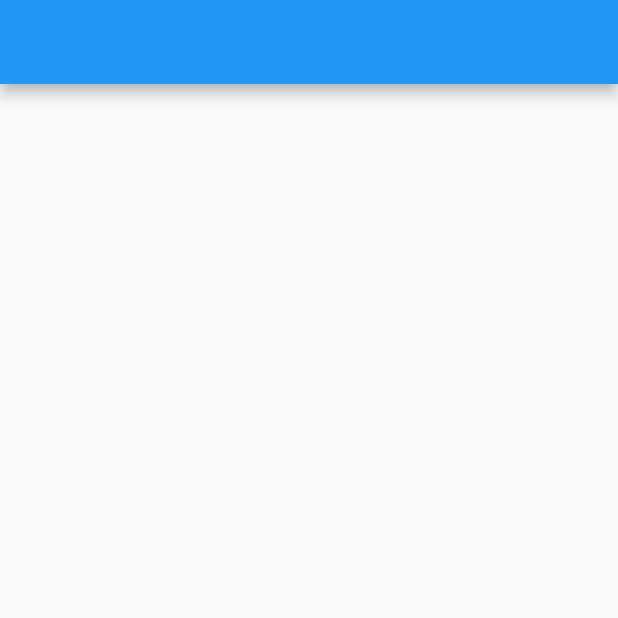
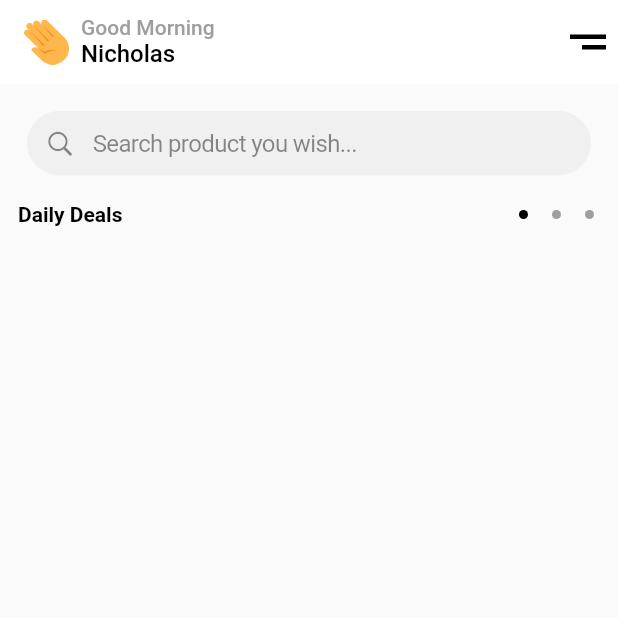
Before and after one commit to mhrhabib/mhrhabib39, a Flutter app: the screen it shows after launch, on a phone screen of 412 x 824 dp, the top half of it. Run offline on Flutter 3.47's test engine with Material 2 defaults, Android fonts, the phone set to English and light mode, and no system bars.

Commit message:
appbar search

```diff
--- a/lib/pages/landing_page.dart
+++ b/lib/pages/landing_page.dart
@@ -1,4 +1,7 @@
 import 'package:flutter/material.dart';
+import 'package:mhrhabib39/widgets/custom_app_bar.dart';
+import 'package:mhrhabib39/widgets/custom_search_field.dart';
+import 'package:mhrhabib39/widgets/cutom_row.dart';
 
 class LandingPage extends StatelessWidget {
   const LandingPage({Key? key}) : super(key: key);
@@ -6,7 +9,19 @@ class LandingPage extends StatelessWidget {
   @override
   Widget build(BuildContext context) {
     return Scaffold(
-      appBar: AppBar(),
+      body: Column(
+        children: const [
+          CustomAppBar(),
+          Padding(
+            padding: EdgeInsets.all(18.0),
+            child: CustomSerchField(),
+          ),
+          Padding(
+            padding: EdgeInsets.only(left: 12.0),
+            child: CustomRow(),
+          ),
+        ],
+      ),
     );
   }
 }
--- /dev/null
+++ b/lib/widgets/custom_app_bar.dart
@@ -0,0 +1,62 @@
+import 'package:flutter/material.dart';
+
+class CustomAppBar extends StatelessWidget {
+  const CustomAppBar({Key? key}) : super(key: key);
+
+  @override
+  Widget build(BuildContext context) {
+    return AppBar(
+      backgroundColor: Colors.white,
+      elevation: 0,
+      title: Row(
+        children: [
+          Image.asset(
+            'assets/images/anHand.png',
+            height: 30,
+            width: 30,
+          ),
+          const SizedBox(width: 8),
+          Column(
+            crossAxisAlignment: CrossAxisAlignment.start,
+            children: const [
+              Text(
+                'Good Morning',
+                style: TextStyle(
+                  color: Colors.grey,
+                  fontSize: 14,
+                ),
+              ),
+              Text(
+                'Nicholas',
+                style: TextStyle(
+                  color: Colors.black,
+                  fontSize: 16,
+                ),
+              ),
+            ],
+          ),
+        ],
+      ),
+      actions: [
+        Column(
+          mainAxisAlignment: MainAxisAlignment.center,
+          crossAxisAlignment: CrossAxisAlignment.end,
+          children: [
+            Container(
+              width: 24,
+              height: 3,
+              color: Colors.black,
+            ),
+            const SizedBox(height: 4),
+            Container(
+              width: 16,
+              height: 3,
+              color: Colors.black,
+            ),
+          ],
+        ),
+        const SizedBox(width: 8),
+      ],
+    );
+  }
+}
--- /dev/null
+++ b/lib/widgets/custom_deals.dart
@@ -0,0 +1,20 @@
+import 'package:flutter/material.dart';
+
+class CustomDeals extends StatelessWidget {
+  const CustomDeals({Key? key}) : super(key: key);
+
+  @override
+  Widget build(BuildContext context) {
+    return LayoutBuilder(
+      builder: (context, constraints) {
+        final height = constraints.maxHeight * 0.60;
+        final width = constraints.maxWidth * 0.70;
+        return Container(
+          height: height,
+          width: width,
+          color: Colors.orange,
+        );
+      },
+    );
+  }
+}
--- /dev/null
+++ b/lib/widgets/custom_search_field.dart
@@ -0,0 +1,21 @@
+import 'package:flutter/cupertino.dart';
+
+class CustomSerchField extends StatelessWidget {
+  const CustomSerchField({Key? key}) : super(key: key);
+
+  @override
+  Widget build(BuildContext context) {
+    return CupertinoSearchTextField(
+      prefixInsets: const EdgeInsets.only(left: 12),
+      padding: const EdgeInsets.all(12),
+      placeholder: 'Search product you wish...',
+      style: const TextStyle(
+        fontSize: 16,
+      ),
+      decoration: BoxDecoration(
+        color: const Color(0xFFF0F0F0),
+        borderRadius: BorderRadius.circular(25),
+      ),
+    );
+  }
+}
--- /dev/null
+++ b/lib/widgets/cutom_row.dart
@@ -0,0 +1,42 @@
+import 'package:flutter/material.dart';
+
+class CustomRow extends StatelessWidget {
+  const CustomRow({Key? key}) : super(key: key);
+
+  @override
+  Widget build(BuildContext context) {
+    return Row(
+      mainAxisAlignment: MainAxisAlignment.spaceBetween,
+      children: [
+        const Text(
+          "Daily Deals",
+          style: TextStyle(
+            color: Colors.black,
+            fontWeight: FontWeight.w600,
+          ),
+        ),
+        const Spacer(),
+        Row(
+          mainAxisAlignment: MainAxisAlignment.spaceAround,
+          children: const [
+            CircleAvatar(
+              radius: 3,
+              backgroundColor: Colors.black,
+            ),
+            SizedBox(width: 16),
+            CircleAvatar(
+              radius: 3,
+              backgroundColor: Colors.grey,
+            ),
+            SizedBox(width: 16),
+            CircleAvatar(
+              radius: 3,
+              backgroundColor: Colors.grey,
+            ),
+            SizedBox(width: 16),
+          ],
+        ),
+      ],
+    );
+  }
+}
```
